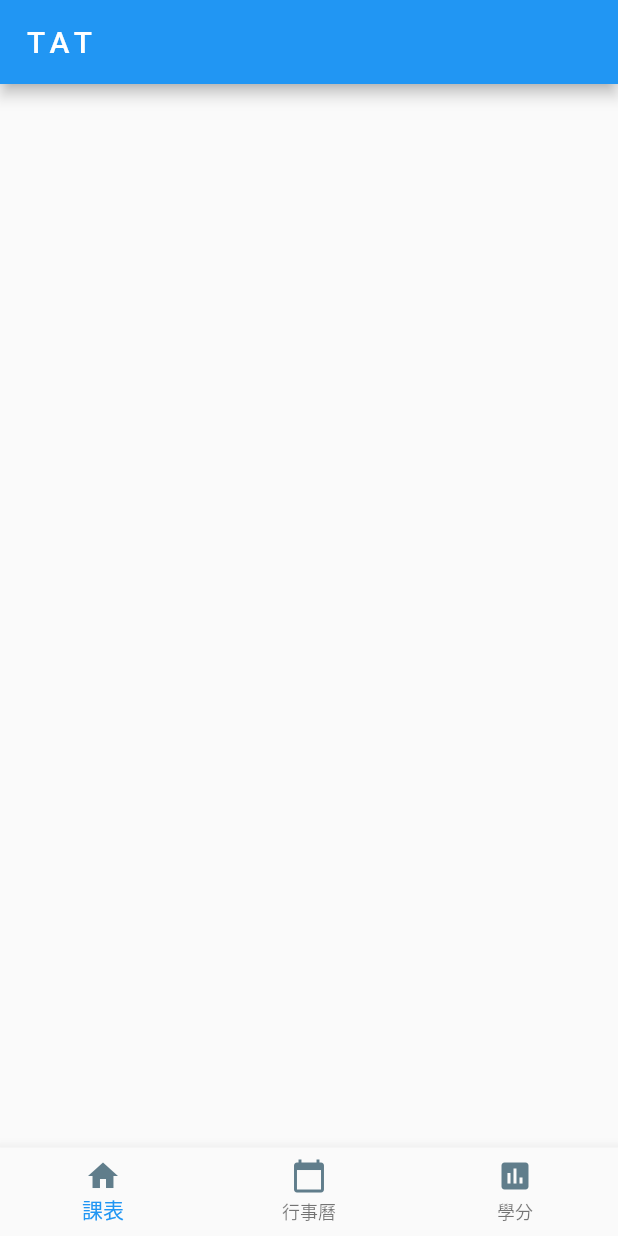
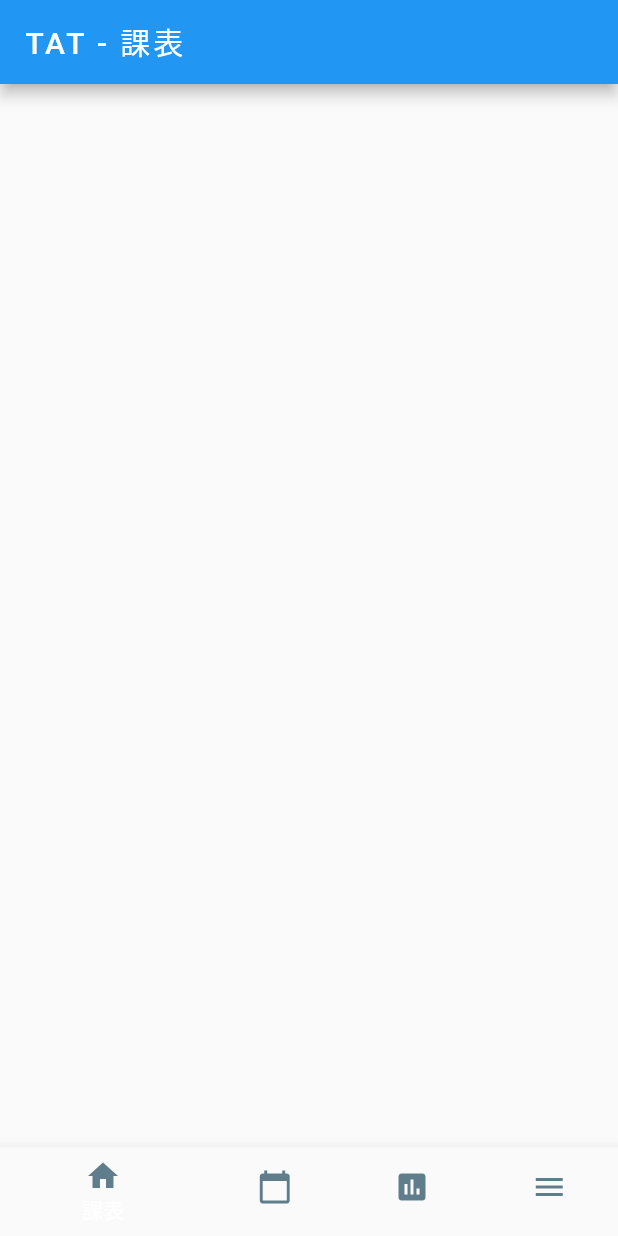
Before and after one commit to NTUT-NPC/tat_flutter, a Flutter app: the screen it shows after launch, on a phone screen of 412 x 824 dp. Run offline on Flutter 3.47's test engine with Material 2 defaults, Android fonts, the phone set to English and light mode, and no system bars.

Commit message:
Add onTab and modify architecture

```diff
--- /dev/null
+++ b/lib/screen/curriculum_page.dart
@@ -0,0 +1,15 @@
+import 'package:flutter/material.dart';
+
+class CurriculumPage extends StatelessWidget {
+  @override
+  Widget build(BuildContext context) {
+    return Scaffold(
+      appBar: AppBar(
+        title: Text(
+          'TAT - 課表',
+          style: TextStyle(letterSpacing: 2),
+        ),
+      ),
+    );
+  }
+}
--- a/lib/tab_scaffold.dart
+++ b/lib/tab_scaffold.dart
@@ -1,4 +1,5 @@
 import 'package:flutter/material.dart';
+import 'package:tat_flutter/screen/curriculum_page.dart';
 
 class TabScaffold extends StatefulWidget {
   @override
@@ -7,17 +8,25 @@ class TabScaffold extends StatefulWidget {
 
 class _TabScaffoldState extends State<TabScaffold> {
   final _bottomNavigationColor = Colors.blueGrey;
+  int _selectedIndex = 0;
+  final pages = [
+    CurriculumPage(),
+    CurriculumPage(),
+    CurriculumPage(),
+    CurriculumPage()
+  ];
 
   @override
   Widget build(BuildContext context) {
     return Scaffold(
-      appBar: AppBar(
-        title: Text(
-          'TAT',
-          style: TextStyle(letterSpacing: 4),
-        ),
-      ),
-      bottomNavigationBar: BottomNavigationBar(items: [
+      bottomNavigationBar: BottomNavigationBar(
+        currentIndex: _selectedIndex,
+        onTap: (index) {
+          setState(() {
+            _selectedIndex = index;
+          });
+        },
+        items: [
           BottomNavigationBarItem(
               icon: Icon(Icons.home, color: _bottomNavigationColor),
               title: Text(
@@ -36,7 +45,15 @@ class _TabScaffoldState extends State<TabScaffold> {
                 '學分',
                 style: TextStyle(color: _bottomNavigationColor),
               )),
-      ]),
+          BottomNavigationBarItem(
+              icon: Icon(Icons.menu, color: _bottomNavigationColor),
+              title: Text(
+                '其它',
+                style: TextStyle(color: _bottomNavigationColor),
+              )),
+        ],
+      ),
+      body: pages[_selectedIndex],
     );
   }
 }
```
Also changed, not shown: lib/main.dart (line endings or trailing spaces). Lines whose indentation alone changed are shown as unchanged.
